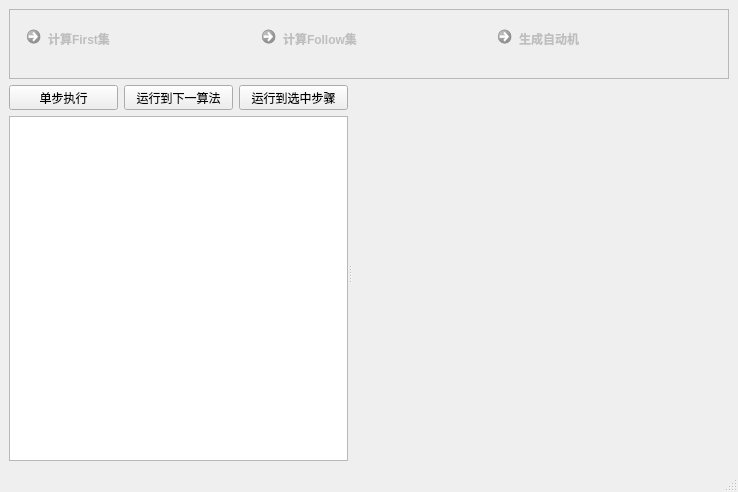
The window that cpp/main/src/demo_lr0_window.ui (chushi0/graduation-project) describes before a commit, drawn with Qt 5.
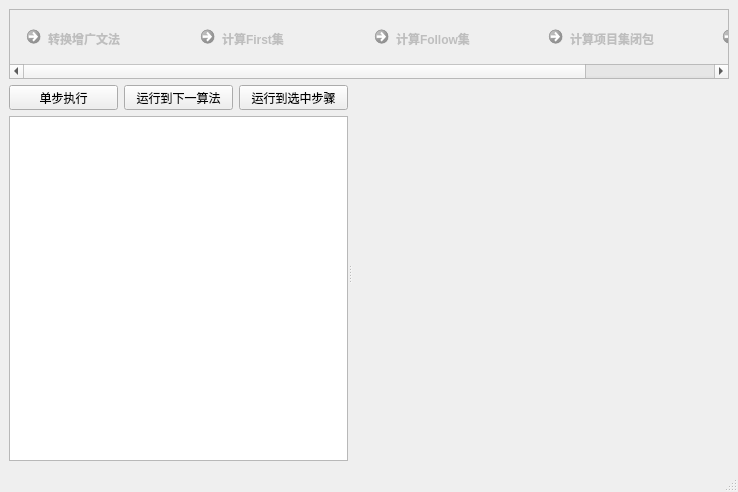
The same window after the commit. Custom widgets are drawn as their Qt base class.

What changed in the file:
```diff
--- a/cpp/main/src/demo_lr0_window.ui
+++ b/cpp/main/src/demo_lr0_window.ui
@@ -23,13 +23,23 @@
       <widget class="QWidget" name="scrollAreaWidgetContents">
        <property name="geometry">
         <rect>
-         <x>0</x>
+         <x>-201</x>
          <y>0</y>
-         <width>718</width>
-         <height>69</height>
+         <width>902</width>
+         <height>64</height>
         </rect>
        </property>
        <layout class="QHBoxLayout" name="horizontalLayout">
+        <item>
+         <widget class="QCommandLinkButton" name="step2">
+          <property name="enabled">
+           <bool>false</bool>
+          </property>
+          <property name="text">
+           <string>转换增广文法</string>
+          </property>
+         </widget>
+        </item>
         <item>
          <widget class="QCommandLinkButton" name="step3">
           <property name="enabled">
@@ -50,6 +60,16 @@
           </property>
          </widget>
         </item>
+        <item>
+         <widget class="QCommandLinkButton" name="step5">
+          <property name="enabled">
+           <bool>false</bool>
+          </property>
+          <property name="text">
+           <string>计算项目集闭包</string>
+          </property>
+         </widget>
+        </item>
         <item>
          <widget class="QCommandLinkButton" name="step6">
           <property name="enabled">
```
Left out of the diff: 2 changed lines with no effect on the pictures.
